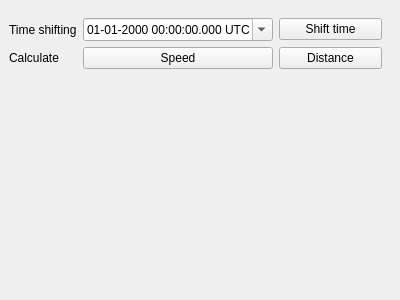
Before: the Qt Designer form gui/processing_dock.ui in SergiuToporjinschi/GPSTrackEditor, drawn with Qt 5.
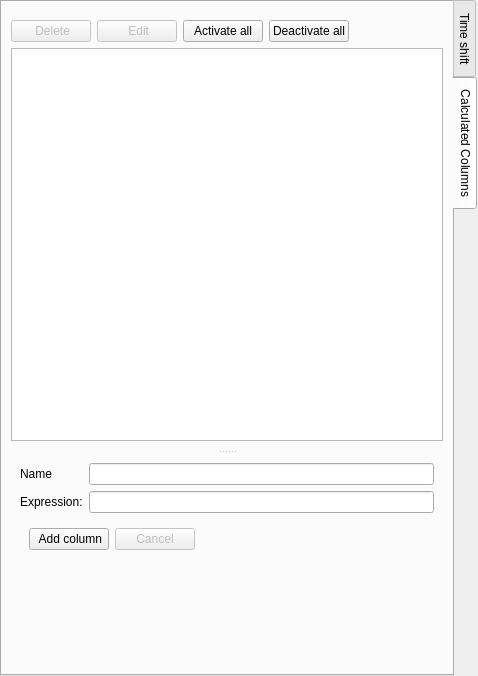
After: the same form once the commit is applied. Icons and pictures are not drawn.

Commit message: Calculated columns

```diff
--- a/gui/processing_dock.ui
+++ b/gui/processing_dock.ui
@@ -6,8 +6,8 @@
    <rect>
     <x>0</x>
     <y>0</y>
-    <width>400</width>
-    <height>300</height>
+    <width>478</width>
+    <height>676</height>
    </rect>
   </property>
   <property name="allowedAreas">
@@ -18,6 +18,18 @@
   </property>
   <widget class="QWidget" name="dockWidgetContents">
    <layout class="QVBoxLayout" name="verticalLayout">
+    <property name="leftMargin">
+     <number>0</number>
+    </property>
+    <property name="topMargin">
+     <number>0</number>
+    </property>
+    <property name="rightMargin">
+     <number>0</number>
+    </property>
+    <property name="bottomMargin">
+     <number>0</number>
+    </property>
     <item>
      <widget class="QScrollArea" name="scrollArea_3">
       <property name="frameShape">
@@ -40,85 +52,333 @@
         <rect>
          <x>0</x>
          <y>0</y>
-         <width>382</width>
-         <height>258</height>
+         <width>478</width>
+         <height>652</height>
         </rect>
        </property>
-       <layout class="QGridLayout" name="gridLayout_2">
+       <layout class="QVBoxLayout" name="verticalLayout_2">
         <property name="leftMargin">
          <number>0</number>
         </property>
+        <property name="topMargin">
+         <number>0</number>
+        </property>
         <property name="rightMargin">
-         <number>9</number>
+         <number>0</number>
         </property>
         <property name="bottomMargin">
          <number>0</number>
         </property>
-        <item row="3" column="0">
-         <widget class="QLabel" name="label_171">
-          <property name="sizePolicy">
-           <sizepolicy hsizetype="Fixed" vsizetype="Preferred">
-            <horstretch>0</horstretch>
-            <verstretch>0</verstretch>
-           </sizepolicy>
+        <item>
+         <widget class="QTabWidget" name="tabWidget">
+          <property name="tabPosition">
+           <enum>QTabWidget::East</enum>
           </property>
-          <property name="text">
-           <string>Calculate</string>
+          <property name="currentIndex">
+           <number>1</number>
           </property>
-         </widget>
-        </item>
-        <item row="3" column="1">
-         <widget class="QPushButton" name="buttonCalculateSpeed">
-          <property name="text">
-           <string>Speed</string>
-          </property>
-         </widget>
-        </item>
-        <item row="8" column="0">
-         <spacer name="verticalSpacer_3">
-          <property name="orientation">
-           <enum>Qt::Vertical</enum>
-          </property>
-          <property name="sizeHint" stdset="0">
-           <size>
-            <width>20</width>
-            <height>40</height>
-           </size>
-          </property>
-         </spacer>
-        </item>
-        <item row="2" column="1">
-         <widget class="QDateTimeEdit" name="startDateTime_2">
-          <property name="displayFormat">
-           <string>dd-MM-yyyy HH:mm:ss.zzz t</string>
-          </property>
-          <property name="calendarPopup">
-           <bool>true</bool>
-          </property>
-          <property name="timeSpec">
-           <enum>Qt::UTC</enum>
-          </property>
-         </widget>
-        </item>
-        <item row="2" column="2">
-         <widget class="QPushButton" name="buttonShiftTime">
-          <property name="text">
-           <string>Shift time</string>
-          </property>
-         </widget>
-        </item>
-        <item row="3" column="2">
-         <widget class="QPushButton" name="buttonCalculateDistance">
-          <property name="text">
-           <string>Distance</string>
-          </property>
-         </widget>
-        </item>
-        <item row="2" column="0">
-         <widget class="QLabel" name="label">
-          <property name="text">
-           <string>Time shifting</string>
-          </property>
+          <widget class="QWidget" name="tab">
+           <attribute name="title">
+            <string>Time shift</string>
+           </attribute>
+           <layout class="QGridLayout" name="gridLayout">
+            <item row="0" column="0">
+             <widget class="QLabel" name="label">
+              <property name="text">
+               <string>Time shifting</string>
+              </property>
+             </widget>
+            </item>
+            <item row="0" column="2">
+             <widget class="QPushButton" name="buttonShiftTime">
+              <property name="text">
+               <string>Shift time</string>
+              </property>
+             </widget>
+            </item>
+            <item row="0" column="1">
+             <widget class="QDateTimeEdit" name="startDateTime_2">
+              <property name="displayFormat">
+               <string>dd-MM-yyyy HH:mm:ss.zzz t</string>
+              </property>
+              <property name="calendarPopup">
+               <bool>true</bool>
+              </property>
+              <property name="timeSpec">
+               <enum>Qt::UTC</enum>
+              </property>
+             </widget>
+            </item>
+            <item row="1" column="1">
+             <spacer name="verticalSpacer">
+              <property name="orientation">
+               <enum>Qt::Vertical</enum>
+              </property>
+              <property name="sizeHint" stdset="0">
+               <size>
+                <width>20</width>
+                <height>40</height>
+               </size>
+              </property>
+             </spacer>
+            </item>
+           </layout>
+          </widget>
+          <widget class="QWidget" name="tab_2">
+           <attribute name="title">
+            <string>Calculated Columns</string>
+           </attribute>
+           <layout class="QVBoxLayout" name="verticalLayout_4">
+            <item>
+             <widget class="QSplitter" name="splitter">
+              <property name="orientation">
+               <enum>Qt::Vertical</enum>
+              </property>
+              <widget class="QFrame" name="frame_5">
+               <property name="frameShape">
+                <enum>QFrame::NoFrame</enum>
+               </property>
+               <property name="frameShadow">
+                <enum>QFrame::Plain</enum>
+               </property>
+               <property name="lineWidth">
+                <number>0</number>
+               </property>
+               <layout class="QVBoxLayout" name="verticalLayout_3">
+                <property name="leftMargin">
+                 <number>0</number>
+                </property>
+                <property name="rightMargin">
+                 <number>0</number>
+                </property>
+                <item>
+                 <widget class="QFrame" name="frame_6">
+                  <property name="frameShape">
+                   <enum>QFrame::NoFrame</enum>
+                  </property>
+                  <property name="frameShadow">
+                   <enum>QFrame::Plain</enum>
+                  </property>
+                  <property name="lineWidth">
+                   <number>0</number>
+                  </property>
+                  <layout class="QHBoxLayout" name="horizontalLayout_2">
+                   <property name="leftMargin">
+                    <number>0</number>
+                   </property>
+                   <property name="topMargin">
+                    <number>0</number>
+                   </property>
+                   <property name="rightMargin">
+                    <number>0</number>
+                   </property>
+                   <property name="bottomMargin">
+                    <number>0</number>
+                   </property>
+                   <item>
+                    <widget class="QPushButton" name="pushButtonDelete">
+                     <property name="enabled">
+                      <bool>false</bool>
+                     </property>
+                     <property name="text">
+                      <string> Delete</string>
+                     </property>
+                     <property name="icon">
+                      <iconset resource="../gpstracker.qrc">
+                       <normaloff>:/resources/icons/delete-column.png</normaloff>:/resources/icons/delete-column.png</iconset>
+                     </property>
+                     <property name="activeOnState" stdset="0">
+                      <number>1</number>
+                     </property>
+                    </widget>
+                   </item>
+                   <item>
+                    <widget class="QPushButton" name="pushButtonEdit">
+                     <property name="enabled">
+                      <bool>false</bool>
+                     </property>
+                     <property name="text">
+                      <string> Edit</string>
+                     </property>
+                     <property name="icon">
+                      <iconset resource="../gpstracker.qrc">
+                       <normaloff>:/resources/icons/edit.png</normaloff>:/resources/icons/edit.png</iconset>
+                     </property>
+                     <property name="activeOnState" stdset="0">
+                      <number>1</number>
+                     </property>
+                    </widget>
+                   </item>
+                   <item>
+                    <widget class="QPushButton" name="pushButtonActivateAll">
+                     <property name="enabled">
+                      <bool>true</bool>
+                     </property>
+                     <property name="text">
+                      <string>Activate all</string>
+                     </property>
+                     <property name="icon">
+                      <iconset resource="../gpstracker.qrc">
+                       <normaloff>:/resources/icons/apply-all.png</normaloff>:/resources/icons/apply-all.png</iconset>
+                     </property>
+                     <property name="activeOnState" stdset="0">
+                      <number>1</number>
+                     </property>
+                    </widget>
+                   </item>
+                   <item>
+                    <widget class="QPushButton" name="pushButtonDeactivateAll">
+                     <property name="enabled">
+                      <bool>true</bool>
+                     </property>
+                     <property name="text">
+                      <string>Deactivate all</string>
+                     </property>
+                     <property name="icon">
+                      <iconset resource="../gpstracker.qrc">
+                       <normaloff>:/resources/icons/clear-all.png</normaloff>:/resources/icons/clear-all.png</iconset>
+                     </property>
+                     <property name="activeOnState" stdset="0">
+                      <number>1</number>
+                     </property>
+                    </widget>
+                   </item>
+                   <item>
+                    <spacer name="horizontalSpacer">
+                     <property name="orientation">
+                      <enum>Qt::Horizontal</enum>
+                     </property>
+                     <property name="sizeHint" stdset="0">
+                      <size>
+                       <width>40</width>
+                       <height>20</height>
+                      </size>
+                     </property>
+                    </spacer>
+                   </item>
+                  </layout>
+                 </widget>
+                </item>
+                <item>
+                 <widget class="QTableView" name="tableViewCol">
+                  <property name="selectionBehavior">
+                   <enum>QAbstractItemView::SelectRows</enum>
+                  </property>
+                  <property name="activeOnState" stdset="0">
+                   <number>1</number>
+                  </property>
+                  <attribute name="verticalHeaderMinimumSectionSize">
+                   <number>20</number>
+                  </attribute>
+                  <attribute name="verticalHeaderDefaultSectionSize">
+                   <number>20</number>
+                  </attribute>
+                 </widget>
+                </item>
+               </layout>
+              </widget>
+              <widget class="QFrame" name="frame">
+               <property name="frameShape">
+                <enum>QFrame::NoFrame</enum>
+               </property>
+               <property name="frameShadow">
+                <enum>QFrame::Plain</enum>
+               </property>
+               <property name="lineWidth">
+                <number>0</number>
+               </property>
+               <layout class="QFormLayout" name="formLayout">
+                <item row="0" column="0">
+                 <widget class="QLabel" name="label_2">
+                  <property name="toolTip">
+                   <string>Stats with letter, no space, no special characters 
+[function name]
+Column name should start with &quot;row.&quot;</string>
+                  </property>
+                  <property name="text">
+                   <string>Name</string>
+                  </property>
+                  <property name="buddy">
+                   <cstring>lineEditName</cstring>
+                  </property>
+                 </widget>
+                </item>
+                <item row="0" column="1">
+                 <widget class="QLineEdit" name="lineEditName">
+                  <property name="toolTip">
+                   <string>Stats with letter, no space, no special characters 
+[function name]
+Column name should start with &quot;row.&quot;</string>
+                  </property>
+                 </widget>
+                </item>
+                <item row="1" column="0">
+                 <widget class="QLabel" name="label_3">
+                  <property name="text">
+                   <string>Expression:</string>
+                  </property>
+                  <property name="buddy">
+                   <cstring>lineEditExpression</cstring>
+                  </property>
+                 </widget>
+                </item>
+                <item row="1" column="1">
+                 <widget class="QLineEdit" name="lineEditExpression"/>
+                </item>
+                <item row="2" column="0" colspan="2">
+                 <widget class="QFrame" name="frame_4">
+                  <property name="sizePolicy">
+                   <sizepolicy hsizetype="Fixed" vsizetype="Fixed">
+                    <horstretch>0</horstretch>
+                    <verstretch>0</verstretch>
+                   </sizepolicy>
+                  </property>
+                  <property name="frameShape">
+                   <enum>QFrame::NoFrame</enum>
+                  </property>
+                  <property name="frameShadow">
+                   <enum>QFrame::Plain</enum>
+                  </property>
+                  <property name="lineWidth">
+                   <number>0</number>
+                  </property>
+                  <layout class="QHBoxLayout" name="horizontalLayout">
+                   <item>
+                    <widget class="QPushButton" name="pushButtonAddColumn">
+                     <property name="text">
+                      <string> Add column</string>
+                     </property>
+                     <property name="icon">
+                      <iconset resource="../gpstracker.qrc">
+                       <normaloff>:/resources/icons/add-column.png</normaloff>:/resources/icons/add-column.png</iconset>
+                     </property>
+                     <property name="shortcut">
+                      <string>Ctrl+Return</string>
+                     </property>
+                    </widget>
+                   </item>
+                   <item>
+                    <widget class="QPushButton" name="pushButtonCancelEdit">
+                     <property name="enabled">
+                      <bool>false</bool>
+                     </property>
+                     <property name="text">
+                      <string>Cancel</string>
+                     </property>
+                     <property name="activeOnState" stdset="0">
+                      <number>2</number>
+                     </property>
+                    </widget>
+                   </item>
+                  </layout>
+                 </widget>
+                </item>
+               </layout>
+              </widget>
+             </widget>
+            </item>
+           </layout>
+          </widget>
          </widget>
         </item>
        </layout>
```
Left out of the diff: 17 changed lines with no effect on the pictures. The commit also changes 46 other files.
